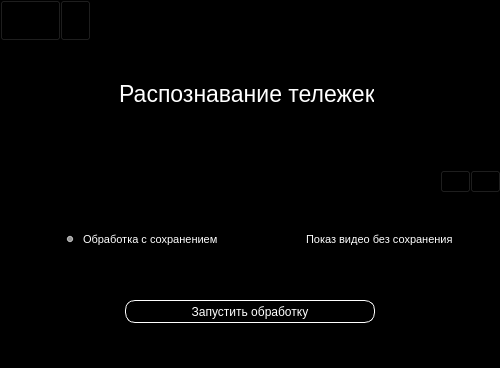
Old version of the form ui/main.ui in the repository Murlocki/Curs.
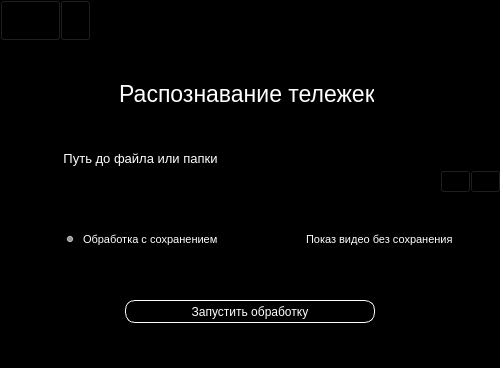
New version of the form. Icons and pictures are not drawn.

```diff
--- a/ui/main.ui
+++ b/ui/main.ui
@@ -316,10 +316,10 @@
    <widget class="QLabel" name="label_2">
     <property name="geometry">
      <rect>
-      <x>120</x>
-      <y>330</y>
-      <width>254</width>
-      <height>21</height>
+      <x>60</x>
+      <y>150</y>
+      <width>161</width>
+      <height>16</height>
      </rect>
     </property>
     <property name="sizePolicy">
@@ -334,7 +334,7 @@
 </string>
     </property>
     <property name="text">
-     <string/>
+     <string>Путь до файла или папки</string>
     </property>
     <property name="alignment">
      <set>Qt::AlignCenter</set>
```
